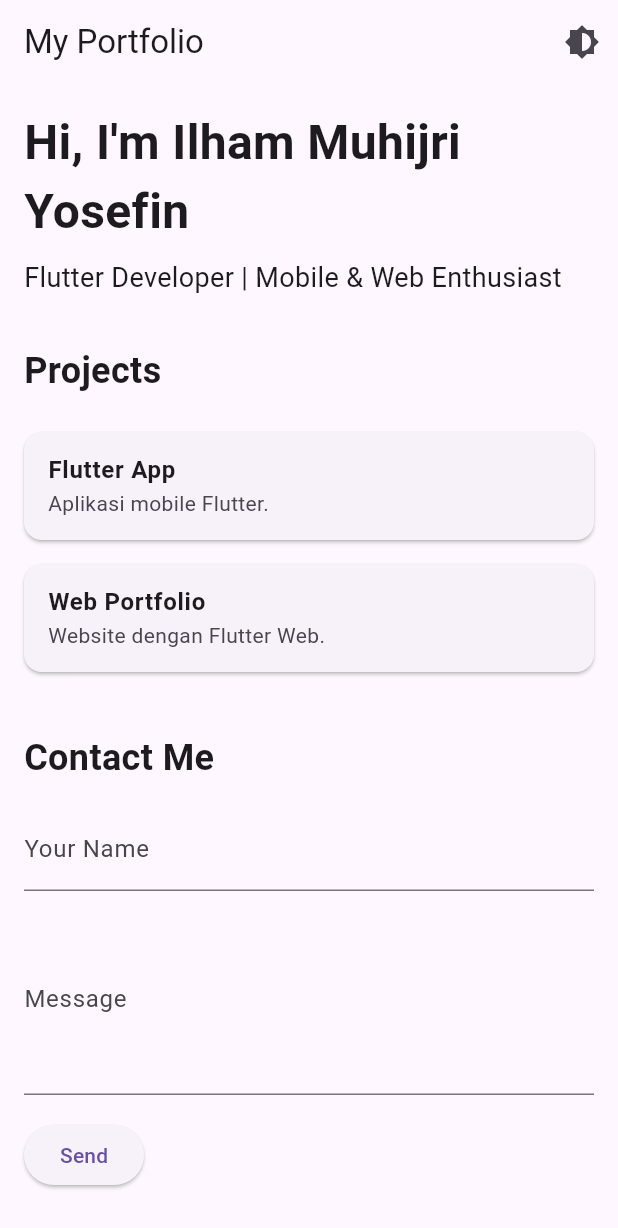
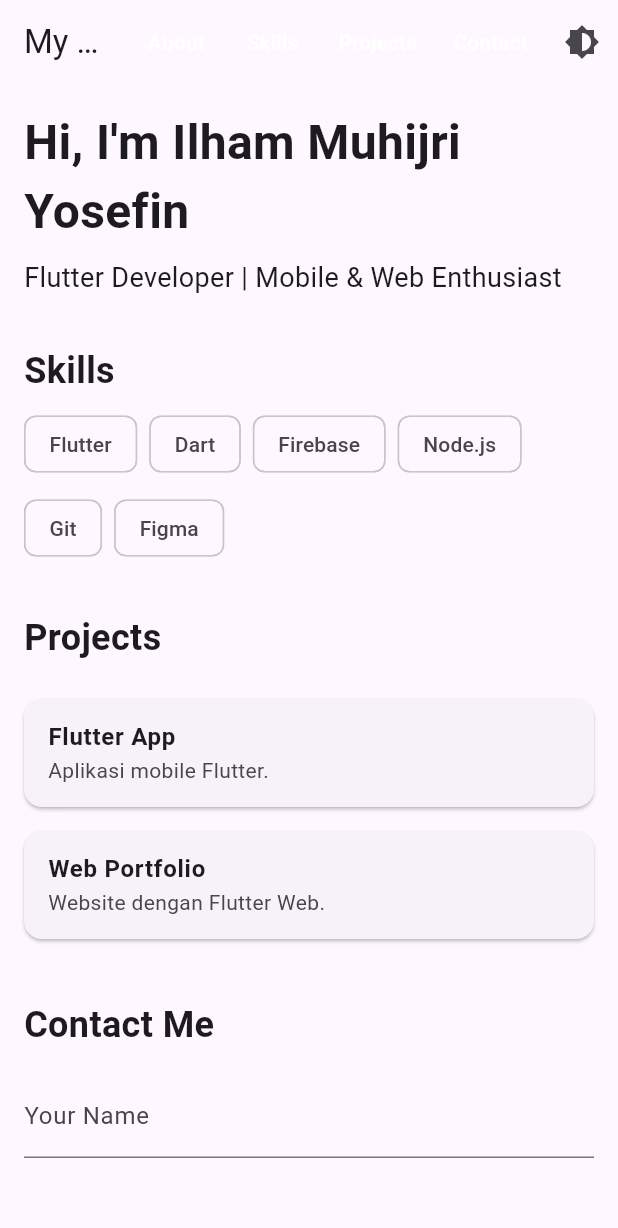
Before and after one commit to ilahammu/MyPorto, a Flutter app: the screen it shows after launch, on a phone screen of 412 x 824 dp. Shown: the top 1228 px of the screen. Run offline on Flutter 3.47's test engine with Material 3 defaults, Android fonts, the phone set to English and light mode, and no system bars; our stand-ins replace equatable, flutter_bloc.

Commit message:
dilanjutkan besok

```diff
--- /dev/null
+++ b/devtools_options.yaml
@@ -0,0 +1,3 @@
+description: This file stores settings for Dart & Flutter DevTools.
+documentation: https://docs.flutter.dev/tools/devtools/extensions#configure-extension-enablement-states
+extensions:
--- a/lib/main.dart
+++ b/lib/main.dart
@@ -26,6 +26,7 @@ class MyApp extends StatelessWidget {
     return BlocBuilder<ThemeBloc, ThemeMode>(
       builder: (context, mode) {
         return MaterialApp(
+          debugShowCheckedModeBanner: false,
           themeMode: mode,
           theme: ThemeData.light(),
           darkTheme: ThemeData.dark(),
--- a/lib/pages/home_page.dart
+++ b/lib/pages/home_page.dart
@@ -5,8 +5,32 @@ import '../blocs/theme/theme.dart';
 import '../widgets/project_card.dart';
 import '../widgets/contact_saya.dart';
 
-class HomePage extends StatelessWidget {
+class HomePage extends StatefulWidget {
   const HomePage({super.key});
+
+  @override
+  State<HomePage> createState() => _HomePageState();
+}
+
+class _HomePageState extends State<HomePage> {
+  final ScrollController _scrollController = ScrollController();
+
+  // GlobalKey untuk tiap section
+  final aboutKey = GlobalKey();
+  final skillsKey = GlobalKey();
+  final projectsKey = GlobalKey();
+  final contactKey = GlobalKey();
+
+  void scrollToSection(GlobalKey key) {
+    final context = key.currentContext;
+    if (context != null) {
+      Scrollable.ensureVisible(
+        context,
+        duration: const Duration(milliseconds: 500),
+        curve: Curves.easeInOut,
+      );
+    }
+  }
 
   @override
   Widget build(BuildContext context) {
@@ -16,6 +40,23 @@ class HomePage extends StatelessWidget {
       appBar: AppBar(
         title: const Text("My Portfolio"),
         actions: [
+          TextButton(
+            onPressed: () => scrollToSection(aboutKey),
+            child: const Text("About", style: TextStyle(color: Colors.white)),
+          ),
+          TextButton(
+            onPressed: () => scrollToSection(skillsKey),
+            child: const Text("Skills", style: TextStyle(color: Colors.white)),
+          ),
+          TextButton(
+            onPressed: () => scrollToSection(projectsKey),
+            child:
+                const Text("Projects", style: TextStyle(color: Colors.white)),
+          ),
+          TextButton(
+            onPressed: () => scrollToSection(contactKey),
+            child: const Text("Contact", style: TextStyle(color: Colors.white)),
+          ),
           IconButton(
             icon: const Icon(Icons.brightness_6),
             onPressed: () {
@@ -25,28 +66,77 @@ class HomePage extends StatelessWidget {
         ],
       ),
       body: SingleChildScrollView(
+        controller: _scrollController,
         child: Padding(
           padding: const EdgeInsets.all(16),
           child: Column(
             crossAxisAlignment: CrossAxisAlignment.start,
             children: [
-              const Text(
+              // About Section
+              Container(
+                key: aboutKey,
+                child: Column(
+                  crossAxisAlignment: CrossAxisAlignment.start,
+                  children: const [
+                    Text(
                       "Hi, I'm Ilham Muhijri Yosefin",
-                style: TextStyle(fontSize: 32, fontWeight: FontWeight.bold),
+                      style:
+                          TextStyle(fontSize: 32, fontWeight: FontWeight.bold),
                     ),
-              const SizedBox(height: 8),
-              const Text(
+                    SizedBox(height: 8),
+                    Text(
                       "Flutter Developer | Mobile & Web Enthusiast",
                       style: TextStyle(fontSize: 18),
                     ),
+                  ],
+                ),
+              ),
+
               const SizedBox(height: 32),
+
+              // Skills Section
+              Container(
+                key: skillsKey,
+                child: Column(
+                  crossAxisAlignment: CrossAxisAlignment.start,
+                  children: const [
+                    Text("Skills",
+                        style: TextStyle(
+                            fontSize: 24, fontWeight: FontWeight.bold)),
+                    SizedBox(height: 8),
+                    Wrap(
+                      spacing: 8,
+                      runSpacing: 8,
+                      children: [
+                        Chip(label: Text("Flutter")),
+                        Chip(label: Text("Dart")),
+                        Chip(label: Text("Firebase")),
+                        Chip(label: Text("Node.js")),
+                        Chip(label: Text("Git")),
+                        Chip(label: Text("Figma")),
+                      ],
+                    ),
+                  ],
+                ),
+              ),
+
+              const SizedBox(height: 32),
+
+              // Projects Section
+              Container(
+                key: projectsKey,
+                child: Column(
+                  crossAxisAlignment: CrossAxisAlignment.start,
+                  children: [
                     const Text("Projects",
-                  style: TextStyle(fontSize: 24, fontWeight: FontWeight.bold)),
+                        style: TextStyle(
+                            fontSize: 24, fontWeight: FontWeight.bold)),
                     const SizedBox(height: 16),
                     BlocBuilder<ProjectBloc, ProjectState>(
                       builder: (context, state) {
                         if (state is ProjectLoading) {
-                    return const Center(child: CircularProgressIndicator());
+                          return const Center(
+                              child: CircularProgressIndicator());
                         } else if (state is ProjectLoaded) {
                           return Column(
                             children: state.projects
@@ -58,11 +148,26 @@ class HomePage extends StatelessWidget {
                         }
                       },
                     ),
+                  ],
+                ),
+              ),
+
               const SizedBox(height: 32),
-              const Text("Contact Me",
-                  style: TextStyle(fontSize: 24, fontWeight: FontWeight.bold)),
-              const SizedBox(height: 16),
-              const ContactForm(),
+
+              // Contact Section
+              Container(
+                key: contactKey,
+                child: const Column(
+                  crossAxisAlignment: CrossAxisAlignment.start,
+                  children: [
+                    Text("Contact Me",
+                        style: TextStyle(
+                            fontSize: 24, fontWeight: FontWeight.bold)),
+                    SizedBox(height: 16),
+                    ContactForm(),
+                  ],
+                ),
+              ),
             ],
           ),
         ),
--- /dev/null
+++ b/lib/widgets/sesi_about.dart
@@ -0,0 +1,30 @@
+import 'package:flutter/material.dart';
+
+class SectionAbout extends StatelessWidget {
+  const SectionAbout({super.key});
+
+  @override
+  Widget build(BuildContext context) {
+    return Column(
+      crossAxisAlignment: CrossAxisAlignment.start,
+      children: const [
+        Text("👋 Hello, I'm Ilham",
+            style: TextStyle(fontSize: 28, fontWeight: FontWeight.bold)),
+        SizedBox(height: 8),
+        Text("A Flutter Developer from Indonesia."),
+        SizedBox(height: 16),
+        Text("Skills:"),
+        Wrap(
+          spacing: 8,
+          children: [
+            Chip(label: Text("Flutter")),
+            Chip(label: Text("Dart")),
+            Chip(label: Text("Firebase")),
+            Chip(label: Text("Git")),
+            Chip(label: Text("Node.js")),
+          ],
+        )
+      ],
+    );
+  }
+}
```
Also changed, not shown: lib/widgets/sesi_contact.dart (added), lib/widgets/sesi_projects.dart (added), 1 other file. Lines whose indentation alone changed are shown as unchanged.
